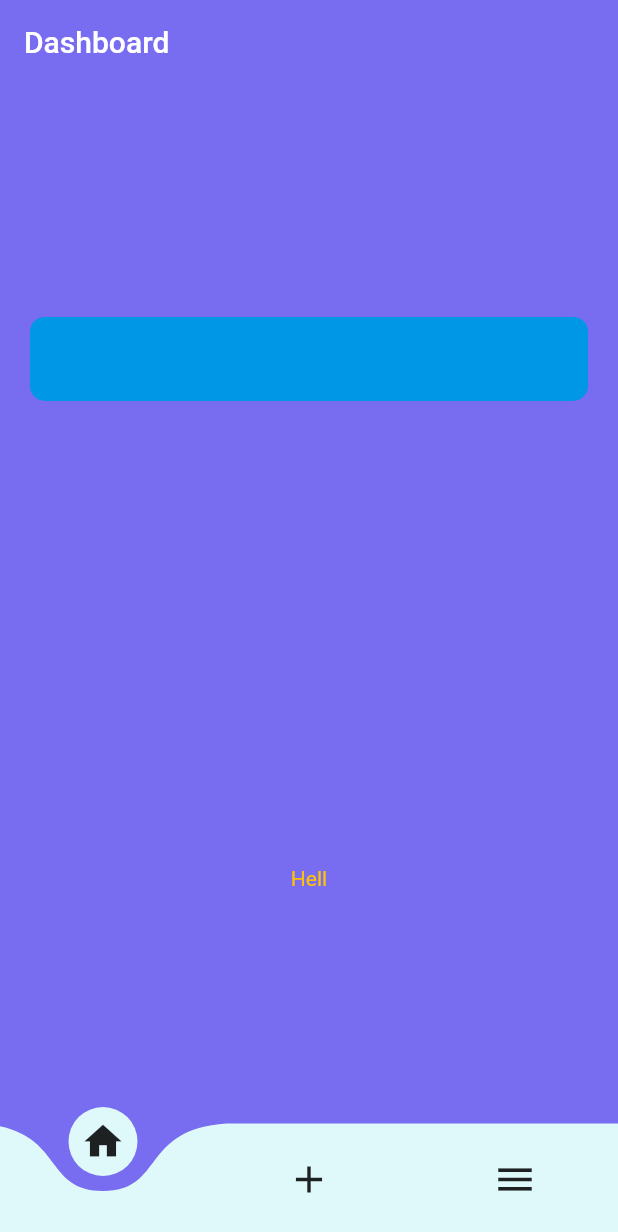
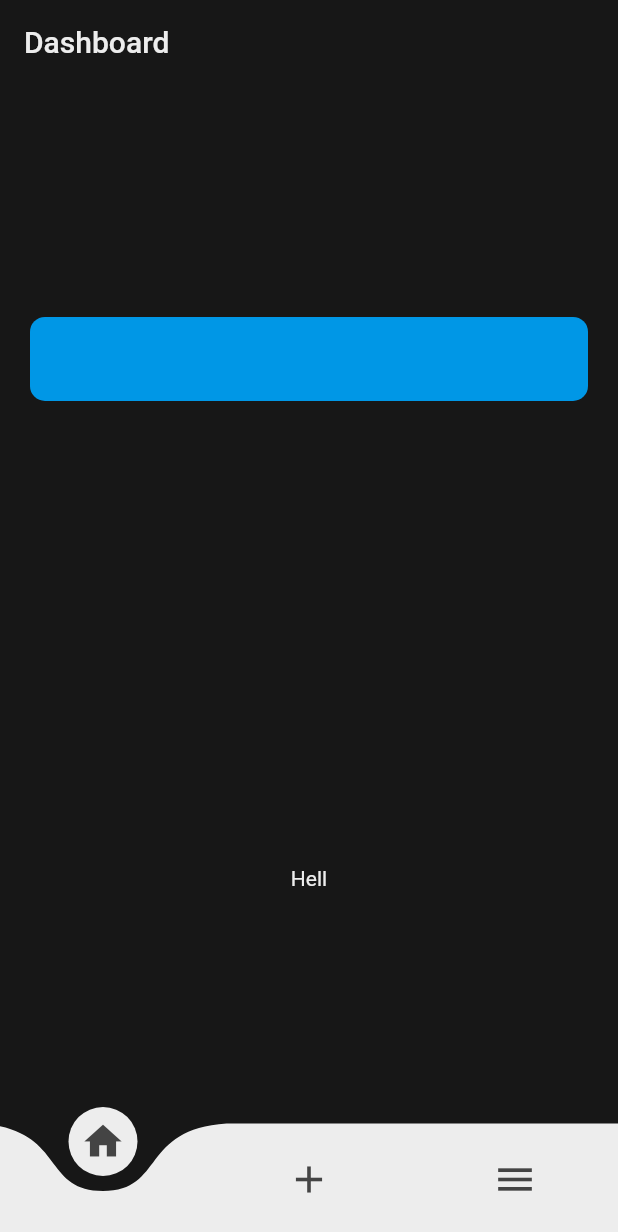
Before and after one commit to AlirezaRezaie/currencytracker_backend, a Flutter app: the screen it shows after launch, on a phone screen of 412 x 824 dp. Shown: the top 1232 px of the screen. Run offline on Flutter 3.47's test engine with Material 2 defaults, Android fonts, the phone set to English and light mode, and no system bars; drawn by our look-alikes of curved_navigation_bar; network calls fail.

Commit message:
some simple change in ui

```diff
--- a/frontend/Flutter/dollartracker/lib/app.dart
+++ b/frontend/Flutter/dollartracker/lib/app.dart
@@ -13,18 +13,30 @@ class MyApp extends StatelessWidget {
         elevation: 0,
         title: const Text(
           "Dashboard",
-          style: TextStyle(color: Color.fromARGB(255, 255, 255, 255)),
+          style: TextStyle(color: Color.fromARGB(255, 237, 237, 237)),
         ),
       ),
-      backgroundColor: Color.fromARGB(148, 23, 4, 231),
+      backgroundColor: const Color.fromARGB(255, 23, 23, 23),
       body: const Home(),
       bottomNavigationBar: CurvedNavigationBar(
-        color: const Color.fromARGB(255, 223, 249, 251),
+        color: const Color.fromARGB(255, 237, 237, 237),
         backgroundColor: const Color.fromARGB(0, 255, 255, 255),
         items: const [
-          Icon(Icons.home, size: 30),
-          Icon(Icons.add, size: 30),
-          Icon(Icons.menu_outlined, size: 30),
+          Icon(
+            Icons.home,
+            size: 30,
+            color: Color.fromARGB(255, 68, 68, 68),
+          ),
+          Icon(
+            Icons.add,
+            size: 30,
+            color: Color.fromARGB(255, 68, 68, 68),
+          ),
+          Icon(
+            Icons.menu_outlined,
+            size: 30,
+            color: Color.fromARGB(255, 68, 68, 68),
+          ),
         ],
         onTap: (index) {
           //Handle button tap
--- a/frontend/Flutter/dollartracker/lib/widgets/pages/home.dart
+++ b/frontend/Flutter/dollartracker/lib/widgets/pages/home.dart
@@ -17,8 +17,9 @@ class _HomeState extends State<Home> {
   void initState() {
     super.initState();
     // Replace 'ws://your_websocket_url' with your actual WebSocket server URL.
-    channel = IOWebSocketChannel.connect('ws://192.168.1.6:8000/live');
+    channel = IOWebSocketChannel.connect('ws://10.0.2.2:8000/live');
     channel.stream.listen((data) {
+      print(data);
       setState(() {
         receivedData = data;
       });
@@ -38,18 +39,18 @@ class _HomeState extends State<Home> {
       mainAxisAlignment: MainAxisAlignment.spaceAround,
       children: [
         Padding(
-          padding: EdgeInsets.only(right: 20, left: 20),
+          padding: const EdgeInsets.only(right: 20, left: 20),
           child: Container(
             decoration: BoxDecoration(
-                color: Color.fromARGB(255, 0, 151, 230),
+                color: const Color.fromARGB(255, 0, 151, 230),
                 borderRadius: BorderRadius.circular(10)),
             child: Padding(
-              padding: EdgeInsets.fromLTRB(0, 20, 0, 20),
+              padding: const EdgeInsets.fromLTRB(0, 20, 0, 20),
               child: Column(
                 children: [
                   Text(
                     receivedData,
-                    style: TextStyle(
+                    style: const TextStyle(
                         color: Colors.black, fontWeight: FontWeight.bold),
                   )
                 ],
@@ -57,15 +58,13 @@ class _HomeState extends State<Home> {
             ),
           ),
         ),
-        Container(
-          child: const Column(
-            children: [
-              Text(
-                "Hell",
-                style: TextStyle(color: Colors.amber),
-              )
-            ],
-          ),
+        const Column(
+          children: [
+            Text(
+              "Hell",
+              style: TextStyle(color: Color.fromARGB(255, 237, 237, 237)),
+            )
+          ],
         ),
       ],
     );
```
